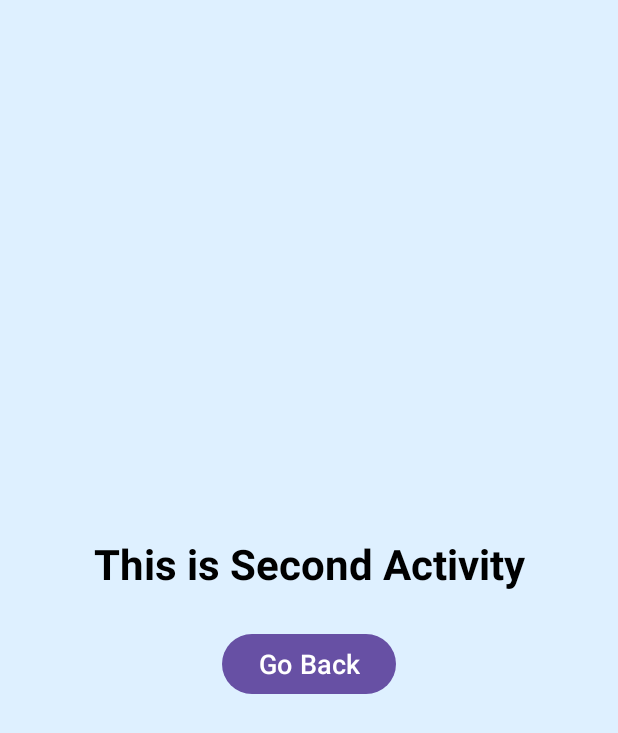
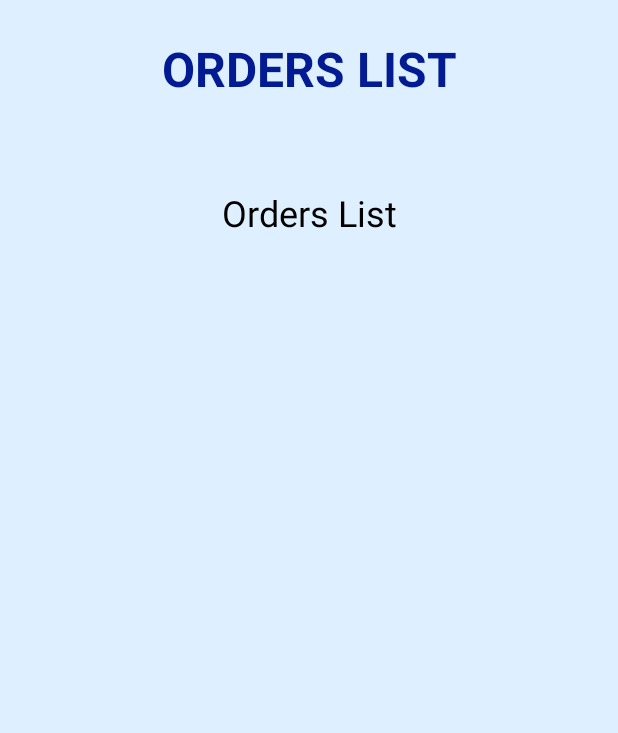
Before and after one commit to Arghya20/Saumya-Singh-Kotlin, an Android app: the layout activity_order.xml on its own in the app's theme, with its tools: preview values and no code run, on a phone screen of 412 x 824 dp. Shown: the top 733 px of the screen. Run offline under Robolectric (Android 15) with nearby library versions, the phone set to English and light mode, and no system bars.

Commit message:
Pass Data from one screen to other

```diff
--- a/app/src/main/AndroidManifest.xml
+++ b/app/src/main/AndroidManifest.xml
@@ -16,6 +16,9 @@
         android:theme="@style/Theme.Learn"
         tools:targetApi="31">
         <activity
+            android:name=".Order"
+            android:exported="false" />
+        <activity
             android:name=".SecondActivity"
             android:exported="false" />
         <activity
--- a/app/src/main/res/layout/activity_second.xml
+++ b/app/src/main/res/layout/activity_order.xml
@@ -6,28 +6,31 @@
     android:layout_width="match_parent"
     android:layout_height="match_parent"
     android:background="#DEF0FF"
-    android:gravity="center"
-    tools:context=".SecondActivity"
     android:orientation="vertical"
-    >
+    tools:context=".Order">
 
 
     <TextView
         android:layout_width="match_parent"
         android:layout_height="wrap_content"
+        android:layout_marginTop="24dp"
+        android:layout_marginBottom="20dp"
         android:gravity="center"
-        android:text="This is Second Activity"
-        android:textColor="#000000"
-        android:textSize="28sp"
+        android:text="Orders List"
+        android:textAllCaps="true"
+        android:textColor="#021A92"
+        android:textSize="32sp"
         android:textStyle="bold" />
 
-    <Button
-        android:layout_width="wrap_content"
+    <TextView
+        android:id="@+id/tvOrdersList"
+        android:layout_width="match_parent"
         android:layout_height="wrap_content"
-        android:text="Go Back"
-        android:textSize="18sp"
-        android:textColor="#fff"
-        android:layout_marginTop="24dp"
-        />
+        android:layout_marginTop="38dp"
+        android:gravity="center"
+        android:text="Orders List"
+        android:textColor="#000000"
+        android:textSize="24sp" />
+
 
 </LinearLayout>
```
Also changed, not shown: app/src/main/java/com/arghya/learn/MainActivity.kt (+20 -9 lines), app/src/main/java/com/arghya/learn/Order.kt (added, +29 -0 lines), app/src/main/java/com/arghya/learn/SecondActivity.java (deleted, +0 -24 lines), app/src/main/res/layout/activity_main.xml (+55 -3 lines).
